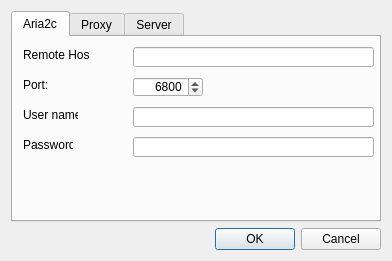
Above: aria2options.ui from DragonZX/aria2cremote before the change. Below: the same form after it.
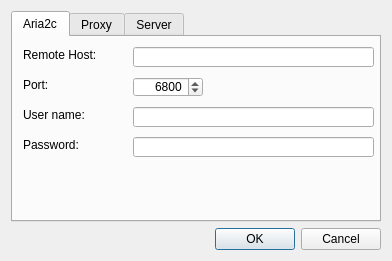
That is the form after the change. Icons and pictures are not drawn.

Diff of the .ui file:
```diff
--- a/aria2options.ui
+++ b/aria2options.ui
@@ -50,7 +50,7 @@
         <rect>
          <x>10</x>
          <y>10</y>
-         <width>66</width>
+         <width>111</width>
          <height>16</height>
         </rect>
        </property>
@@ -76,7 +76,7 @@
         <rect>
          <x>10</x>
          <y>40</y>
-         <width>24</width>
+         <width>111</width>
          <height>16</height>
         </rect>
        </property>
@@ -120,7 +120,7 @@
         <rect>
          <x>10</x>
          <y>70</y>
-         <width>55</width>
+         <width>111</width>
          <height>16</height>
         </rect>
        </property>
@@ -146,7 +146,7 @@
         <rect>
          <x>10</x>
          <y>100</y>
-         <width>50</width>
+         <width>111</width>
          <height>16</height>
         </rect>
        </property>
```
Left out of the diff: 8 changed lines with no effect on the pictures.
